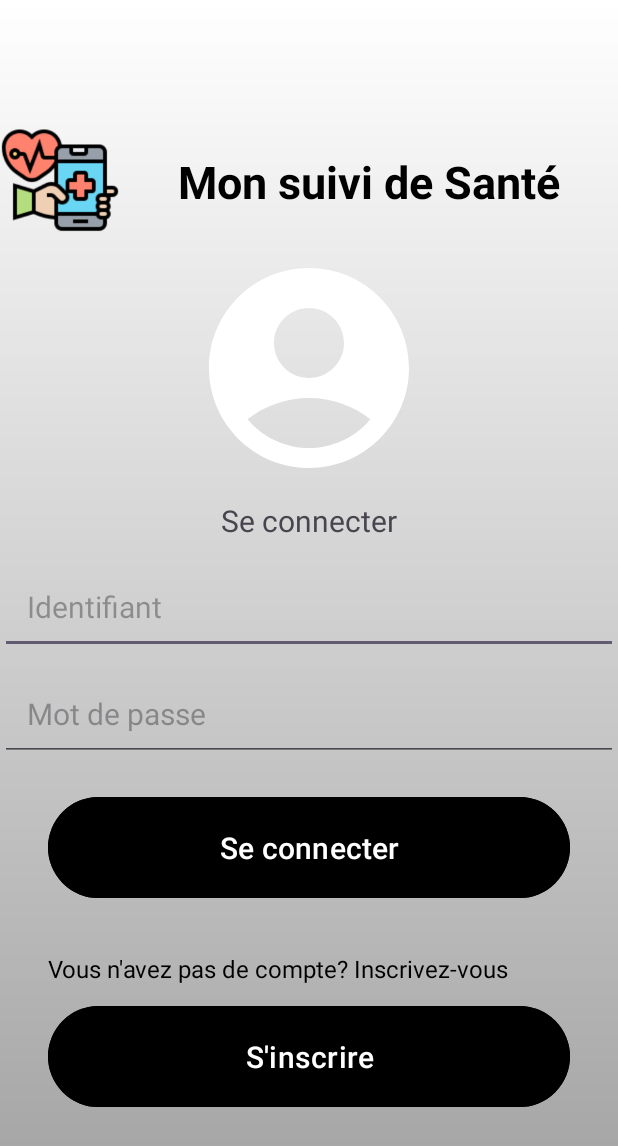
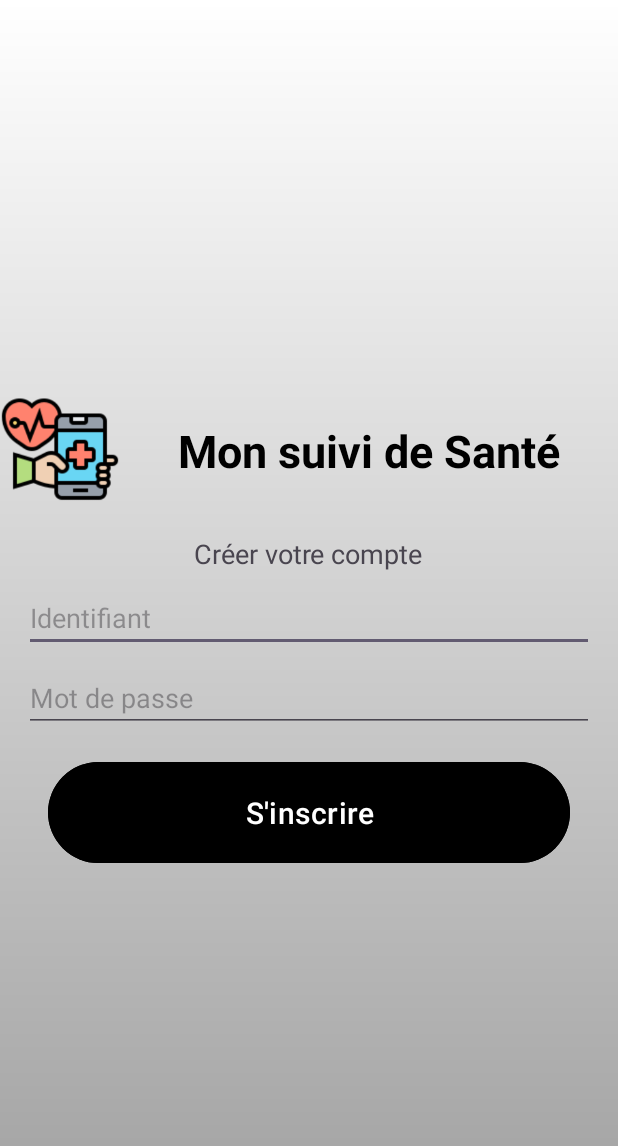
Before and after one commit to Erreur40A/Mon_suivie_de_sante, an Android app: the screen it shows after launch (MainActivity), on a phone screen of 412 x 824 dp. Shown: the top 1146 px of the screen. Run offline under Robolectric (Android 15) with nearby library versions, the light colour scheme and no system bars.

Commit message:
ajout du front-end page d'inscription

```diff
--- a/app/src/main/java/com/example/monsuividesante/MainActivity.java
+++ b/app/src/main/java/com/example/monsuividesante/MainActivity.java
@@ -15,7 +15,7 @@ public class MainActivity extends AppCompatActivity {
         super.onCreate(savedInstanceState);
         EdgeToEdge.enable(this);
         setContentView(R.layout.activity_main);
-        ViewCompat.setOnApplyWindowInsetsListener(findViewById(R.id.page_de_connexion), (v, insets) -> {
+        ViewCompat.setOnApplyWindowInsetsListener(findViewById(R.id.page_inscription), (v, insets) -> {
             Insets systemBars = insets.getInsets(WindowInsetsCompat.Type.systemBars());
             v.setPadding(systemBars.left, systemBars.top, systemBars.right, systemBars.bottom);
             return insets;
--- a/app/src/main/res/layout/activity_main.xml
+++ b/app/src/main/res/layout/activity_main.xml
@@ -2,7 +2,7 @@
 <RelativeLayout xmlns:android="http://schemas.android.com/apk/res/android"
     xmlns:app="http://schemas.android.com/apk/res-auto"
     xmlns:tools="http://schemas.android.com/tools"
-    android:id="@+id/page_de_connexion"
+    android:id="@+id/page_inscription"
     android:layout_width="match_parent"
     android:layout_height="match_parent"
     android:background="@drawable/login_background"
@@ -16,12 +16,12 @@
         android:gravity="center"
         android:orientation="vertical">
 
-
         <LinearLayout
             android:layout_width="match_parent"
             android:layout_height="wrap_content"
             android:orientation="horizontal"
-            android:gravity="center">
+            android:gravity="center"
+            android:layout_marginTop="16dp">
 
             <ImageView
                 android:layout_width="80dp"
@@ -35,94 +35,52 @@
                 android:textSize="30sp"
                 android:textStyle="bold"
                 android:textColor="@color/black"
-                android:textAlignment="center"
-                />
+                android:textAlignment="center"/>
         </LinearLayout>
-
-        <ImageView
-            android:layout_width="160dp"
-            android:layout_height="160dp"
-            android:layout_marginTop="4dp"
-            android:src="@drawable/icon_account_circle"
-            />
 
         <TextView
             android:layout_width="wrap_content"
             android:layout_height="wrap_content"
-            android:text="Se connecter"
-            android:textSize="20sp"
-            android:layout_marginTop="8dp" />
+            android:text="Créer votre compte"
+            android:textSize="18sp"
+            android:layout_marginTop="16dp" />
 
         <EditText
+            android:id="@+id/identifiant_inscription"
             android:layout_width="match_parent"
             android:layout_height="wrap_content"
-            android:layout_marginTop="12dp"
             android:hint="Identifiant"
-
-            android:textSize="20sp"
-
-            android:padding="18dp"
-            android:inputType="text"
-            android:id="@+id/identifiant_connexion"/>
+            android:layout_marginTop="8dp"
+            android:layout_marginStart="16dp"
+            android:layout_marginEnd="16dp"
+            android:layout_gravity="center_horizontal"/>
 
         <EditText
+            android:id="@+id/password_inscription"
             android:layout_width="match_parent"
             android:layout_height="wrap_content"
+            android:hint="Mot de passe"
+            android:inputType="textPassword"
             android:layout_marginTop="8dp"
-            android:hint="Mot de passe"
-            android:textSize="20sp"
-            android:padding="18dp"
-            android:inputType="textPassword"
-            android:id="@+id/password_connexion"
-            />
+            android:layout_marginStart="16dp"
+            android:layout_marginEnd="16dp"
+            android:layout_gravity="center_horizontal"/>
 
         <Button
-            android:id="@+id/login_button"
+            android:id="@+id/inscription2"
             android:layout_width="match_parent"
             android:layout_height="wrap_content"
-            android:text="Se connecter"
+            android:text="S'inscrire"
+            android:layout_marginTop="16dp"
             android:backgroundTint="@color/black"
             android:textColor="#FFFFFF"
             android:padding="20dp"
-            android:layout_marginTop="20dp"
             android:textSize="20sp"
             android:layout_marginStart="32dp"
             android:layout_marginEnd="32dp"
-            android:layout_gravity="center_horizontal"
-            />
-
-        <TextView
-            android:layout_width="match_parent"
-            android:layout_height="wrap_content"
-            android:text="Vous n'avez pas de compte? Inscrivez-vous"
-            android:textColor="@color/black"
-            android:textSize="16dp"
-            android:layout_marginTop="32dp"
-            android:layout_marginStart="32dp"
-            android:layout_marginEnd="32dp"
-            android:layout_gravity="center_horizontal"
-            />
-
-        <Button
-            android:id="@+id/inscription1"
-            android:layout_width="match_parent"
-            android:layout_height="wrap_content"
-            android:text="S'inscrire"
-            android:backgroundTint="@color/black"
-            android:textColor="#FFFFFF"
-            android:padding="20dp"
-            android:layout_marginTop="10dp"
-            android:textSize="20sp"
-            android:layout_marginStart="32dp"
-            android:layout_marginEnd="32dp"
-            android:layout_gravity="center_horizontal"
-            />
-
-
+            android:layout_gravity="center_horizontal"/>
 
 
     </LinearLayout>
 
-
-
 </RelativeLayout>
```
Also changed, not shown: 1 other file.
